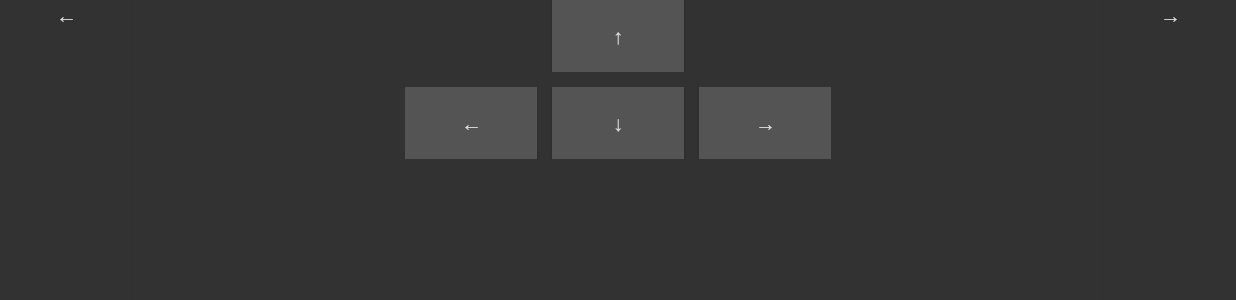
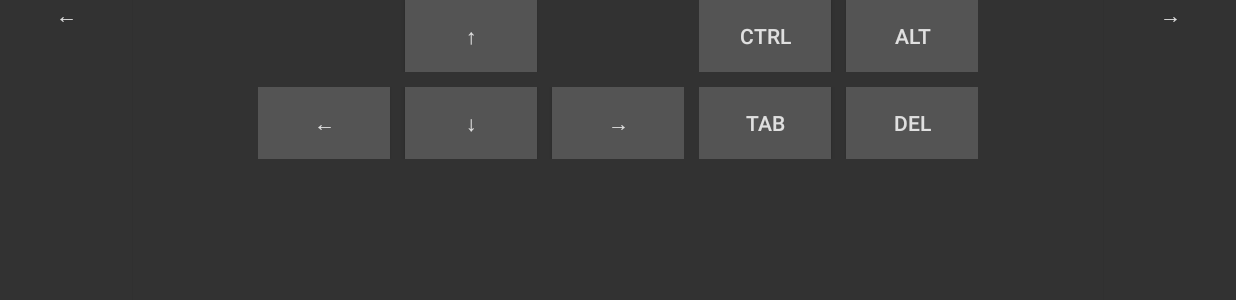
Before and after one commit to why-2004/BluetoothTouchpad2, an Android app: the KeyboardActivity screen opened directly, with no data from a screen before it, on a phone screen of 824 x 412 dp (held sideways). Shown: the top 300 px of the screen. Run offline under Robolectric (Android 15) with nearby library versions, the light colour scheme and no system bars.

Commit message:
1.0  Text piping works  Modifier keys added  Bugs squashed

```diff
--- a/app/src/main/res/layout/activity_keyboard.xml
+++ b/app/src/main/res/layout/activity_keyboard.xml
@@ -4,10 +4,11 @@
     xmlns:tools="http://schemas.android.com/tools"
     android:layout_width="match_parent"
     android:layout_height="match_parent"
-    tools:context=".KeyboardActivity"
+    android:background="#323232"
     android:keepScreenOn="true"
     android:orientation="vertical"
-    android:background="#323232">
+    tools:context=".KeyboardActivity">
+
     <FrameLayout
         android:layout_width="match_parent"
         android:layout_height="0dp"
@@ -17,42 +18,47 @@
         <Button
             android:layout_width="wrap_content"
             android:layout_height="match_parent"
+            android:layout_gravity="left"
+            android:background="#323232"
+            android:gravity="center_horizontal"
+            android:onClick="moveLeft"
             android:text="@string/left"
             android:textColor="#E0E0E0"
-            android:background="#323232"
-            android:layout_gravity="left"
-            android:onClick="moveLeft"
-            android:gravity="center_horizontal"
             tools:ignore="HardcodedText,NestedWeights,RtlHardcoded" />
+
         <LinearLayout
             android:layout_width="wrap_content"
             android:layout_height="wrap_content"
             android:layout_gravity="center_horizontal"
             android:orientation="horizontal">
+
             <LinearLayout
                 android:layout_width="wrap_content"
                 android:layout_height="wrap_content"
                 android:layout_gravity="center_horizontal"
 
                 android:orientation="vertical">
+
                 <FrameLayout
                     android:layout_width="match_parent"
                     android:layout_height="wrap_content"
                     android:orientation="horizontal">
+
                     <Button
+                        android:id="@+id/up"
                         android:layout_width="wrap_content"
                         android:layout_height="wrap_content"
                         android:layout_gravity="center"
-                        android:textColor="#E0E0E0"
                         android:background="#545454"
-                        android:id="@+id/up"
-                        android:text="@string/up" />
+                        android:text="@string/up"
+                        android:textColor="#E0E0E0" />
 
                 </FrameLayout>
 
                 <Space
                     android:layout_width="match_parent"
                     android:layout_height="10dp" />
+
                 <LinearLayout
                     android:layout_width="wrap_content"
                     android:layout_height="wrap_content"
@@ -65,6 +71,7 @@
                         android:background="#545454"
                         android:text="@string/left"
                         android:textColor="#E0E0E0" />
+
                     <Space
                         android:layout_width="10dp"
                         android:layout_height="wrap_content" />
@@ -76,6 +83,7 @@
                         android:background="#545454"
                         android:text="@string/down"
                         android:textColor="#E0E0E0" />
+
                     <Space
                         android:layout_width="10dp"
                         android:layout_height="wrap_content" />
@@ -88,23 +96,90 @@
                         android:text="@string/right"
                         android:textColor="#E0E0E0" />
                 </LinearLayout>
+
+            </LinearLayout>
+            <Space
+                android:layout_height="match_parent"
+                android:layout_width="10dp" />
+
+            <LinearLayout
+                android:layout_width="wrap_content"
+                android:layout_height="wrap_content"
+                android:layout_gravity="center_horizontal"
+
+                android:orientation="vertical">
+
+                <LinearLayout
+                    android:layout_width="match_parent"
+                    android:layout_height="wrap_content"
+                    android:orientation="horizontal">
+
+                    <Button
+                        android:id="@+id/ctrl"
+                        android:layout_width="wrap_content"
+                        android:layout_height="wrap_content"
+                        android:layout_gravity="center"
+                        android:background="#545454"
+                        android:text="@string/ctrl"
+                        android:textColor="#E0E0E0" />
+                    <Space
+                        android:layout_width="10dp"
+                        android:layout_height="wrap_content" />
+
+                    <Button
+                        android:id="@+id/alt"
+                        android:layout_width="wrap_content"
+                        android:layout_height="wrap_content"
+                        android:background="#545454"
+                        android:text="@string/alt"
+                        android:textColor="#E0E0E0" />
+
+                </LinearLayout>
+
+                <Space
+                    android:layout_width="match_parent"
+                    android:layout_height="10dp" />
+
+                <LinearLayout
+                    android:layout_width="wrap_content"
+                    android:layout_height="wrap_content"
+                    android:orientation="horizontal">
+
+                    <Button
+                        android:id="@+id/tab"
+                        android:layout_width="wrap_content"
+                        android:layout_height="wrap_content"
+                        android:background="#545454"
+                        android:text="@string/tab"
+                        android:textColor="#E0E0E0" />
+
+
+                    <Space
+                        android:layout_width="10dp"
+                        android:layout_height="wrap_content" />
+
+                    <Button
+                        android:id="@+id/del"
+                        android:layout_width="wrap_content"
+                        android:layout_height="wrap_content"
+                        android:background="#545454"
+                        android:text="@string/del"
+                        android:textColor="#E0E0E0" />
+                </LinearLayout>
             </LinearLayout>
 
         </LinearLayout>
 
 
-
-
-
         <Button
             android:layout_width="wrap_content"
             android:layout_height="match_parent"
+            android:layout_gravity="right"
+            android:background="#323232"
+            android:gravity="center_horizontal"
+            android:onClick="moveRight"
             android:text="@string/right"
             android:textColor="#E0E0E0"
-            android:background="#323232"
-            android:layout_gravity="right"
-            android:gravity="center_horizontal"
-            android:onClick="moveRight"
             tools:ignore="HardcodedText,NestedWeights,RtlHardcoded" />
     </FrameLayout>
 
--- a/app/src/main/res/layout/activity_main.xml
+++ b/app/src/main/res/layout/activity_main.xml
@@ -6,6 +6,7 @@
     android:layout_height="match_parent"
     android:background="#323232"
     android:orientation="vertical"
+    android:keepScreenOn="true"
     tools:context=".MainActivity">
     <LinearLayout
         android:layout_width="match_parent"
@@ -98,7 +99,7 @@
                 android:layout_height="60dp"
                 android:backgroundTint="#323232"
                 android:onClick="procontroller"
-                android:text="Pro Controller (coming soon?)"
+                android:text="@string/text_pipe"
                 android:textAppearance="@style/TextAppearance.AppCompat.Body1"
                 android:textSize="20sp" />
 
--- a/app/src/main/res/values/strings.xml
+++ b/app/src/main/res/values/strings.xml
@@ -21,6 +21,15 @@
     <string name="pointer">Pointer</string>
     <string name="keyboard">Keyboard</string>
     <string name="bluetooth_connected">Bluetooth Connected!</string>
+    <string name="connect_first">Please connect first!</string>
+    <string name="ctrl">Ctrl</string>
+    <string name="alt">Alt</string>
+    <string name="tab">Tab</string>
+    <string name="win">Win</string>
+    <string name="del">Del</string>
+    <string name="text_pipe">Text Pipe</string>
+    <string name="send_text">Send text!</string>
+    <string name="auto_click">Auto-Click</string>
 
 
 </resources>
```
Also changed, not shown: app/src/main/AndroidManifest.xml (+18 -16 lines), app/src/main/java/com/why/bluetoothtouchpad2/ControllerActivity.kt (added, +269 -0 lines), app/src/main/java/com/why/bluetoothtouchpad2/KeyboardActivity.kt (+69 -35 lines), app/src/main/java/com/why/bluetoothtouchpad2/MainActivity.kt (+27 -4 lines), app/src/main/java/com/why/bluetoothtouchpad2/bluetooth/KeyboardReport.kt (+1 -13 lines), app/src/main/java/com/why/bluetoothtouchpad2/bluetooth/KeyboardSender.kt (+30 -24 lines), app/src/main/res/layout/activity_controller.xml (added, +44 -0 lines), app/src/main/res/drawable/gcwii_dpad.png (added).
